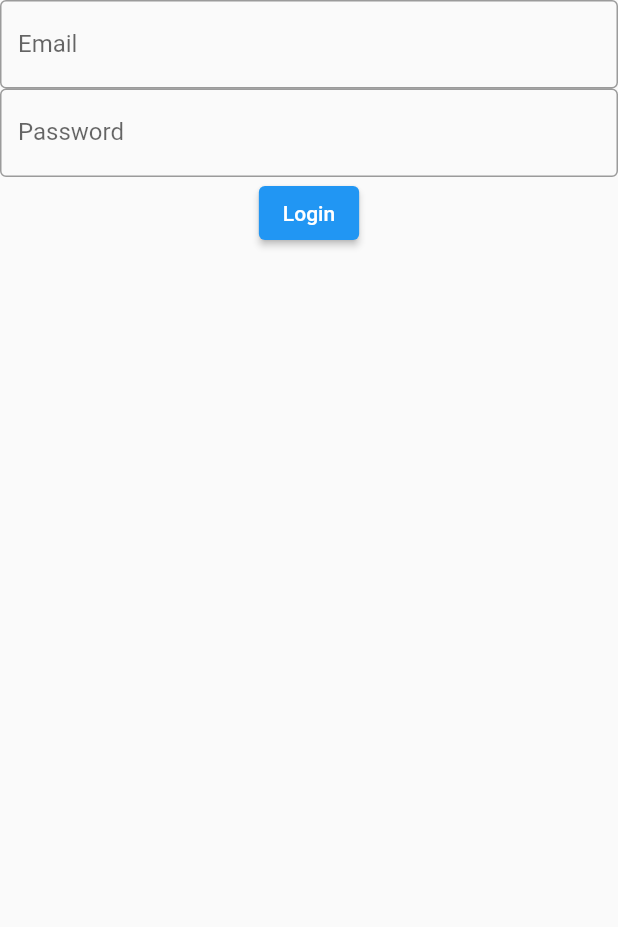
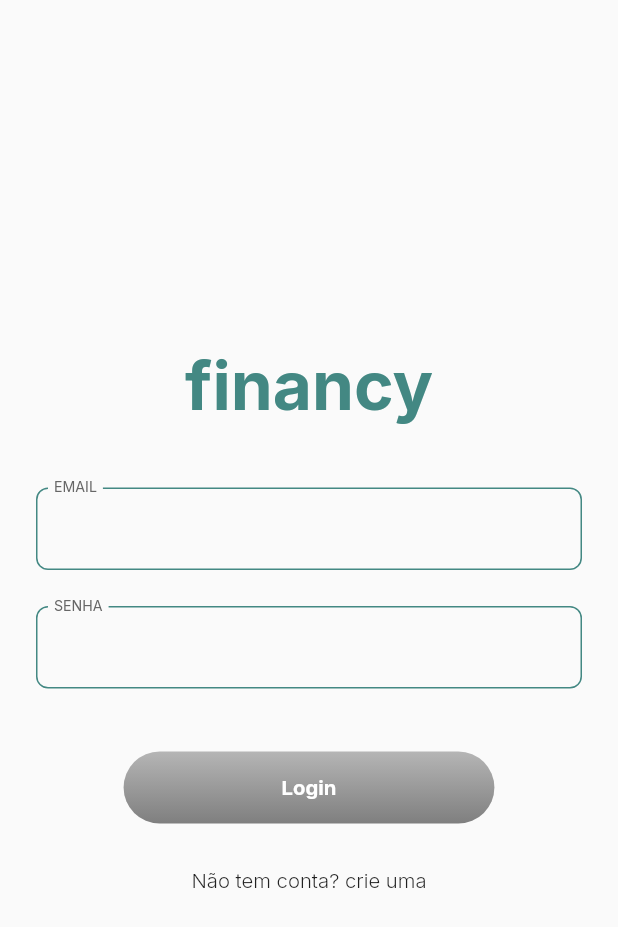
Before and after one commit to cledilsonwisp/financy_app, a Flutter app: the screen it shows after launch, on a phone screen of 412 x 824 dp. Shown: the top 927 px of the screen. Run offline on Flutter 3.47's test engine with Material 2 defaults, Android fonts, the phone set to English and light mode, and no system bars; drawn by our look-alikes of flutter_animate; our stand-ins replace firebase_auth, firebase_core, flutter_bloc, flutter_modular, flutter_screenutil, google_fonts and 1 more; accounts and stored records are empty.

Commit message:
alterado arquitetura para clean arch 2.0

```diff
--- a/lib/main.dart
+++ b/lib/main.dart
@@ -5,8 +5,5 @@ import 'package:flutter_modular/flutter_modular.dart';
 
 void main() async {
   WidgetsFlutterBinding.ensureInitialized();
-
-  // await Firebase.initializeApp(options: DefaultFirebaseOptions.currentPlatform);
-
   runApp(ModularApp(module: AppModule(), child: const App()));
 }
--- a/lib/src/features/auth/interactor/bloc/auth_bloc.dart
+++ b/lib/src/features/auth/interactor/bloc/auth_bloc.dart
@@ -7,7 +7,7 @@ class AuthBloc extends Bloc<AuthEvent, AuthState> {
   final AuthService service;
   AuthBloc(this.service) : super(const LogoutedAuthState()) {
     on<LoginAuthEvent>((event, emit) => _loginAuthEvent);
-    on<LoginAuthEvent>((event, emit) => _logoutAuthEvent);
+    on<LogoutAuthEvent>((event, emit) => _logoutAuthEvent);
   }
 
   void _loginAuthEvent(LoginAuthEvent event, emit) async {
@@ -19,7 +19,7 @@ class AuthBloc extends Bloc<AuthEvent, AuthState> {
     emit(newState);
   }
 
-  void _logoutAuthEvent(LoginAuthEvent event, emit) async {
+  void _logoutAuthEvent(LogoutAuthEvent event, emit) async {
     emit(const LoadingAuthState());
     await service.logout();
   }
--- a/lib/src/features/auth/interactor/events/auth_event.dart
+++ b/lib/src/features/auth/interactor/events/auth_event.dart
@@ -7,6 +7,6 @@ class LoginAuthEvent implements AuthEvent {
   LoginAuthEvent({required this.email, required this.password});
 }
 
-class Logout implements AuthEvent{
+class LogoutAuthEvent  implements AuthEvent{
 
 }
--- a/lib/src/features/auth/ui/login_page.dart
+++ b/lib/src/features/auth/ui/login_page.dart
@@ -1,4 +1,10 @@
+import 'package:financy_app/src/core/constants/app_colors.dart';
+import 'package:financy_app/src/core/widgets/custom_text_form_field.dart';
+import 'package:financy_app/src/core/widgets/primary_button.dart';
 import 'package:flutter/material.dart';
+import 'package:flutter_animate/flutter_animate.dart';
+
+import '../../../core/constants/app_text_styles.dart';
 
 class LoginPage extends StatefulWidget {
   const LoginPage({super.key});
@@ -13,15 +19,24 @@ class _LoginPageState extends State<LoginPage> {
     return Scaffold(
       body: Center(
         child: Column(
+          mainAxisAlignment: MainAxisAlignment.center,
           children: [
-            TextFormField(
-              decoration: const InputDecoration(
-                  border: OutlineInputBorder(), labelText: 'Email'),
-            ),
-            TextFormField(
-                decoration: const InputDecoration(
-                    border: OutlineInputBorder(), labelText: 'Password')),
-            ElevatedButton(onPressed: () {}, child: const Text('Login'))
+            Text(
+              "financy",
+              style: AppTextStyles.bigText(context, AppColors.greenTwo),
+              textAlign: TextAlign.center,
+            ).animate().fade(duration: const Duration(milliseconds: 800)),
+            const SizedBox(height: 30),
+            const CustomTextFormField(labelText: 'Email'),
+            const CustomTextFormField(labelText: 'Senha'),
+            const SizedBox(height: 30),
+            const PrimaryButton(title: 'Login'),
+            const SizedBox(height: 30),
+            Text(
+              "Não tem conta? crie uma",
+              style: AppTextStyles.smallText(context),
+              textAlign: TextAlign.center,
+            ).animate().fade(duration: const Duration(milliseconds: 800)),
           ],
         ),
       ),
```
Also changed, not shown: lib/src/app_module.dart (+12 -0 lines), lib/src/features/auth/auth_module.dart (added, +12 -0 lines), lib/src/features/auth/sign_up_controller.dart (deleted, +0 -29 lines), lib/src/features/auth/ui/sign_up_page.dart (+23 -28 lines).
